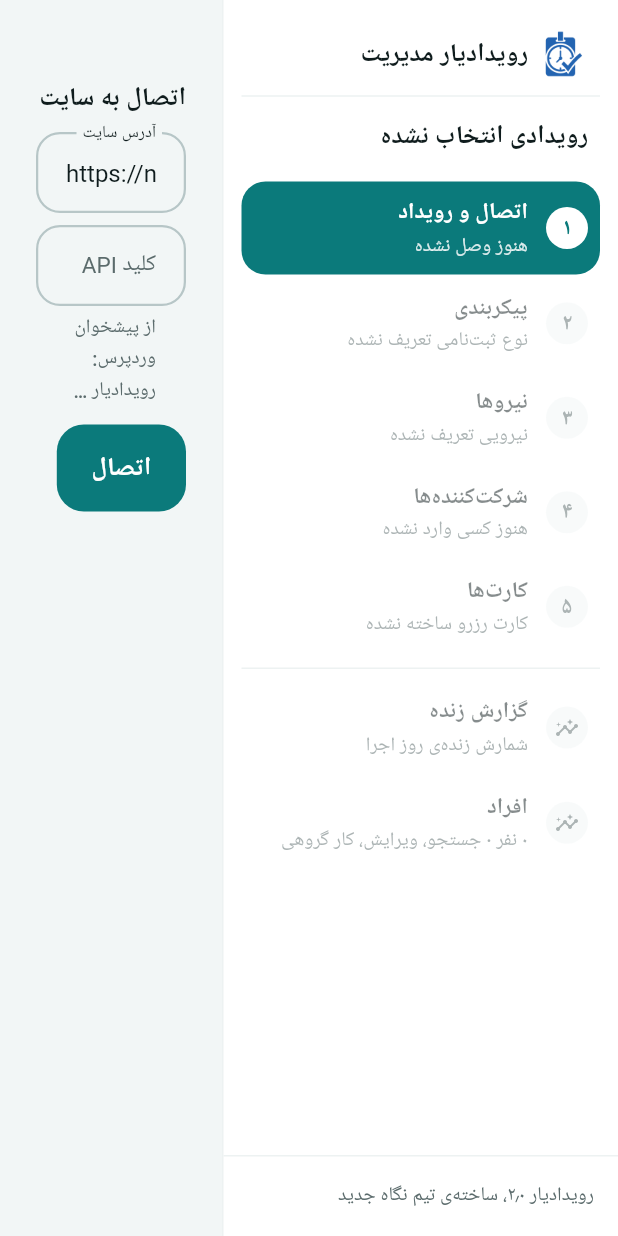
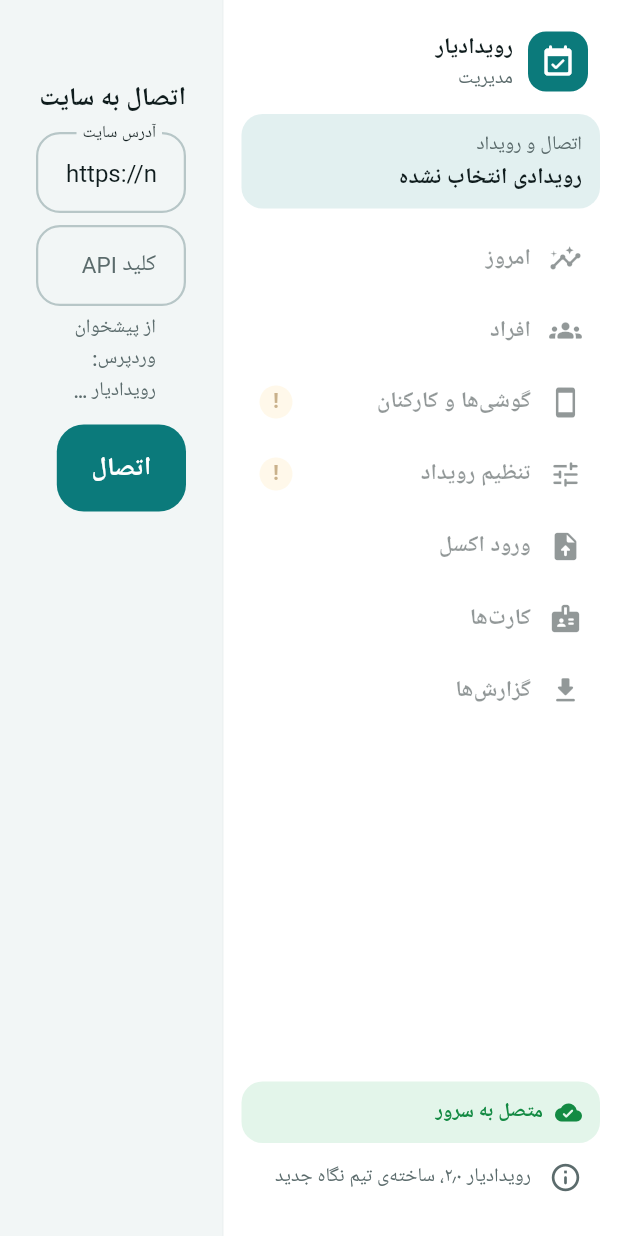
Before and after one commit to mostafaedalatpoor/conference-system, a Flutter app: the DeskShell screen opened directly, on a phone screen of 412 x 824 dp. Run offline on Flutter 3.47's test engine with Material 3 defaults, Android fonts, the phone set to English and light mode, and no system bars; our stand-ins replace file_picker, pdf; missing offline and left inert: excel, local_auth_platform_interface, mobile_scanner; Roboto replaces fonts that are missing (Vazirmatn).

Commit message:
Admin app on Windows: sidebar and page headings from the canvases
- Sidebar in canvas order (Today, People, Phones and staff, Event setup,
  Excel import, Cards, Reports), 46px rows, filled active row, active
  event box, connection status and about
- Opens on Today; Ctrl+1..7 follow the sidebar order
- Page titles as plain 28px headings with the event name above
- Stat tiles with the canvas radius and soft teal shadow

Co-Authored-By: Claude Opus 5.5 <noreply@anthropic.com>
Claude-Session: https://claude.ai/code/session_016PigtNNF3o5MAMJLGuWRHM

```diff
--- a/admin_app/lib/main.dart
+++ b/admin_app/lib/main.dart
@@ -201,13 +201,14 @@ class DeskShell extends StatefulWidget {
 }
 
 class _DeskShellState extends State<DeskShell> {
-  int _i = 0;
+  int _i = 5; // «امروز» اول، طبق بوم.
 
   void _go(AdminState s, int v) {
     if (s.event == null && v != 0) return;
     if (v == 4 && !s.settings.usesCards) return;
     // دسترسی محدود: فقط اتصال، امروز و افراد.
     if (s.limited && !const [0, 5, 6].contains(v)) return;
+    if (v == 7 && s.limited) return;
     setState(() => _i = v);
   }
 
@@ -219,101 +220,138 @@ class _DeskShellState extends State<DeskShell> {
     final theme = Theme.of(context);
     final steps = adminSteps(s);
     var i = needsEvent ? 0 : _i;
-    if (i == 4 && !s.settings.usesCards) i = 0;
+    if (i == 4 && !s.settings.usesCards) i = 5;
     if (s.limited && !needsEvent && !const [0, 5, 6].contains(i)) i = 5;
     final page = switch (i) {
-      5 => const ReportScreen(title: 'امروز'),
+      5 => const ReportScreen(title: 'امروز', autoRefresh: true),
       6 => s.limited ? const LimitedPeopleScreen() : const PeopleDeskScreen(),
+      2 => const StaffScreen(showDevices: true),
+      7 => const ReportScreen(title: 'گزارش‌ها'),
       _ => steps.firstWhere((e) => e.$1 == i).$4,
     };
 
-    Widget item(int k, String title, {int? number}) {
-      final (line, done, attention) = stepStatus(s, k);
-      final StepState st = needsEvent && k != 0
-          ? StepState.disabled
-          : k == i
-              ? StepState.current
-              : attention
-                  ? StepState.attention
-                  : done
-                      ? StepState.done
-                      : StepState.idle;
-      return _StepItem(
-        number: number,
+    // ترتیب و نام‌ها طبق بوم «نوار کناری» مدیریت ویندوز.
+    final nav = <(int, IconData, String)>[
+      (5, Icons.insights_rounded, 'امروز'),
+      (6, Icons.groups_rounded, 'افراد'),
+      if (!s.limited) ...[
+        (2, Icons.smartphone_rounded, 'گوشی‌ها و کارکنان'),
+        (1, Icons.tune_rounded, 'تنظیم رویداد'),
+        (3, Icons.upload_file_rounded, 'ورود اکسل'),
+        if (s.settings.usesCards) (4, Icons.badge_rounded, 'کارت‌ها'),
+        (7, Icons.download_rounded, 'گزارش‌ها'),
+      ],
+    ];
+
+    Widget item(int k, IconData icon, String title) {
+      final (line, _, attention) = k == 7 ? ('خروجی اکسل، CSV و PDF', false, false) : stepStatus(s, k);
+      return _NavItem(
+        icon: icon,
         title: title,
-        line: line,
-        state: st,
-        onTap: st == StepState.disabled ? null : () => _go(s, k),
+        tooltip: line,
+        current: k == i,
+        attention: attention && k != i,
+        onTap: needsEvent && k != 0 ? null : () => _go(s, k),
       );
     }
 
     return CallbackShortcuts(
       bindings: {
-        // Ctrl+1 تا Ctrl+5 مراحل، Ctrl+6 گزارش زنده، Ctrl+7 افراد.
-        for (var k = 0; k < 7; k++)
-          SingleActivator(LogicalKeyboardKey(0x00000000031 + k), control: true): () => _go(s, k),
+        // Ctrl+1 تا Ctrl+7 به ترتیب نوار کناری.
+        for (var n = 0; n < nav.length && n < 9; n++)
+          SingleActivator(LogicalKeyboardKey(0x00000000031 + n), control: true): () => _go(s, nav[n].$1),
       },
       child: Focus(
         autofocus: true,
         child: Scaffold(
           body: Row(
             children: [
-              // SideNav: فهرست مراحل، ۲۶۴px سمت راست (ابتدای RTL)، ردیف فعال پر از brand.
+              // SideNav: ۲۶۴px سمت راست (ابتدای RTL)، ردیف ۴۶px، فعال پر از brand.
               Container(
                 width: FirouzehSize.sideNav,
                 decoration: BoxDecoration(
                   color: x.surface,
                   border: BorderDirectional(end: BorderSide(color: x.line)),
                 ),
-                child: Column(children: [
-                  Expanded(
-                    child: ListView(
-                      padding: const EdgeInsets.all(FirouzehSize.space3),
-                      children: [
+                padding: const EdgeInsets.symmetric(horizontal: FirouzehSize.space3, vertical: FirouzehSize.space4),
+                child: Column(crossAxisAlignment: CrossAxisAlignment.stretch, children: [
                   Padding(
-                          padding: const EdgeInsets.fromLTRB(
-                              FirouzehSize.space2, FirouzehSize.space2, FirouzehSize.space2, 0),
+                    padding: const EdgeInsets.fromLTRB(8, 4, 8, 14),
                     child: Row(children: [
-                            Image.asset('assets/brand/logo.png',
-                                width: 32, height: 32, semanticLabel: 'لوگوی رویدادیار'),
-                            const SizedBox(width: FirouzehSize.space2),
-                            Text(appName, style: theme.textTheme.titleMedium),
+                      Container(
+                        width: 40,
+                        height: 40,
+                        decoration: BoxDecoration(color: x.action, borderRadius: BorderRadius.circular(FirouzehSize.radiusSm)),
+                        child: Icon(Icons.event_available_rounded, color: x.onAction, size: 24),
+                      ),
+                      const SizedBox(width: 10),
+                      Column(crossAxisAlignment: CrossAxisAlignment.start, children: [
+                        Text(productName, style: theme.textTheme.titleSmall?.copyWith(fontWeight: FontWeight.w800)),
+                        Text('مدیریت', style: theme.textTheme.labelSmall?.copyWith(color: x.inkMuted)),
+                      ]),
                     ]),
                   ),
-                        Divider(color: x.line, height: FirouzehSize.space5),
-                        Padding(
-                          padding: const EdgeInsets.fromLTRB(
-                              FirouzehSize.space2, 0, FirouzehSize.space2, FirouzehSize.space4),
+                  InkWell(
+                    borderRadius: BorderRadius.circular(14),
+                    onTap: () => _go(s, 0),
+                    child: Container(
+                      margin: const EdgeInsets.only(bottom: 10),
+                      padding: const EdgeInsets.symmetric(horizontal: 12, vertical: 10),
+                      decoration: BoxDecoration(
+                        color: i == 0 ? x.stampSoft : x.sunken,
+                        borderRadius: BorderRadius.circular(14),
+                      ),
                       child: Column(crossAxisAlignment: CrossAxisAlignment.start, children: [
+                        Text(needsEvent ? 'اتصال و رویداد' : 'رویداد فعال', style: theme.textTheme.labelSmall?.copyWith(color: x.inkMuted)),
                         Text(s.event?.name ?? 'رویدادی انتخاب نشده',
-                                style: theme.textTheme.titleMedium, maxLines: 2, overflow: TextOverflow.ellipsis),
+                            maxLines: 2,
+                            overflow: TextOverflow.ellipsis,
+                            style: theme.textTheme.bodyMedium?.copyWith(fontWeight: FontWeight.w800, height: 20 / 14)),
                         if (s.event != null)
-                              Text(s.event!.code,
-                                  textDirection: TextDirection.ltr,
-                                  style: theme.textTheme.bodySmall?.copyWith(color: x.inkMuted)),
+                          Text('${s.event!.code}${s.event!.archived ? ' · بایگانی' : ''} · تغییر رویداد',
+                              style: theme.textTheme.labelSmall?.copyWith(color: x.stamp)),
                       ]),
                     ),
-                        if (s.limited)
-                          item(0, 'اتصال و رویداد')
-                        else
-                          for (var n = 0; n < steps.length; n++) item(steps[n].$1, steps[n].$2, number: n + 1),
-                        const SizedBox(height: FirouzehSize.space2),
-                        Divider(color: x.line),
-                        const SizedBox(height: FirouzehSize.space2),
-                        item(5, s.limited ? 'امروز' : 'گزارش زنده'),
-                        item(6, 'افراد'),
-                      ],
+                  ),
+                  Expanded(
+                    child: ListView(padding: EdgeInsets.zero, children: [
+                      for (final n in nav) item(n.$1, n.$2, n.$3),
+                    ]),
+                  ),
+                  // وضعیت همگام‌سازی و «درباره».
+                  Container(
+                    padding: const EdgeInsets.symmetric(horizontal: 12, vertical: 10),
+                    decoration: BoxDecoration(
+                      color: s.messageIsError ? x.waitSoft : x.goSoft,
+                      borderRadius: BorderRadius.circular(14),
+                    ),
+                    child: Row(children: [
+                      Icon(s.messageIsError ? Icons.cloud_off_rounded : Icons.cloud_done_rounded,
+                          size: 18, color: s.messageIsError ? x.wait : x.go),
+                      const SizedBox(width: 8),
+                      Expanded(
+                        child: Text(
+                          s.busy ? 'در حال به‌روزرسانی…' : (s.messageIsError ? 'به سرور نرسیدیم' : 'متصل به سرور'),
+                          style: theme.textTheme.labelMedium?.copyWith(
+                              color: s.messageIsError ? x.wait : x.go, fontWeight: FontWeight.w700),
                         ),
                       ),
-                  // MakerCredit: پایین ناوبری، کوچک‌ترین متن.
+                    ]),
+                  ),
                   InkWell(
+                    borderRadius: BorderRadius.circular(14),
                     onTap: () => showAboutRoydadyar(context),
                     child: Container(
-                      width: double.infinity,
-                      padding: const EdgeInsets.all(FirouzehSize.space4),
-                      decoration: BoxDecoration(border: Border(top: BorderSide(color: x.line))),
+                      height: 46,
+                      padding: const EdgeInsets.symmetric(horizontal: 12),
+                      child: Row(children: [
+                        Icon(Icons.info_outline_rounded, size: 22, color: x.inkMuted),
+                        const SizedBox(width: 12),
+                        Expanded(
                           child: Text('$productName ${faDigits(appVersion.split('.').take(2).join('٫'))}، $makerShort',
                               style: theme.textTheme.bodySmall?.copyWith(color: x.inkMuted)),
+                        ),
+                      ]),
                     ),
                   ),
                 ]),
@@ -590,6 +628,73 @@ class _AppLockState extends State<AppLock> with WidgetsBindingObserver {
   }
 }
 
+/// ردیف نوار کناری ویندوز (بوم «نوار کناری»): ۴۶px، گوشه‌ی ۱۴، فعال پر از brand.
+class _NavItem extends StatelessWidget {
+  final IconData icon;
+  final String title;
+  final String tooltip;
+  final bool current;
+  final bool attention;
+  final VoidCallback? onTap;
+  const _NavItem({
+    required this.icon,
+    required this.title,
+    required this.tooltip,
+    required this.current,
+    required this.attention,
+    this.onTap,
+  });
+
+  @override
+  Widget build(BuildContext context) {
+    final x = FirouzehColors.of(context);
+    final theme = Theme.of(context);
+    final fg = current ? x.onAction : x.ink;
+    return Padding(
+      padding: const EdgeInsets.only(bottom: 2),
+      child: Tooltip(
+        message: tooltip,
+        waitDuration: const Duration(milliseconds: 600),
+        child: Material(
+          color: current ? x.action : Colors.transparent,
+          borderRadius: BorderRadius.circular(14),
+          child: InkWell(
+            borderRadius: BorderRadius.circular(14),
+            onTap: onTap,
+            child: Opacity(
+              opacity: onTap == null ? .45 : 1,
+              child: SizedBox(
+                height: 46,
+                child: Padding(
+                  padding: const EdgeInsets.symmetric(horizontal: 12),
+                  child: Row(children: [
+                    Icon(icon, size: 22, color: fg),
+                    const SizedBox(width: 12),
+                    Expanded(
+                      child: Text(title,
+                          style: theme.textTheme.bodyMedium
+                              ?.copyWith(color: fg, fontWeight: current ? FontWeight.w800 : FontWeight.w600)),
+                    ),
+                    if (attention)
+                      Container(
+                        constraints: const BoxConstraints(minWidth: 22),
+                        height: 22,
+                        alignment: Alignment.center,
+                        padding: const EdgeInsets.symmetric(horizontal: 6),
+                        decoration: BoxDecoration(color: x.waitSoft, borderRadius: BorderRadius.circular(11)),
+                        child: Text('!', style: theme.textTheme.labelMedium?.copyWith(color: x.wait, fontWeight: FontWeight.w800)),
+                      ),
+                  ]),
+                ),
+              ),
+            ),
+          ),
+        ),
+      ),
+    );
+  }
+}
+
 class _StepItem extends StatelessWidget {
   final int? number;
   final String title;
@@ -680,7 +785,16 @@ class PageBody extends StatelessWidget {
               if (title != null && MediaQuery.sizeOf(context).width >= 1024)
                 Padding(
                   padding: const EdgeInsets.only(bottom: FirouzehSize.space4),
-                  child: CurvedHeader(title: title!, subtitle: StateScope.of(context).event?.name),
+                  child: Column(crossAxisAlignment: CrossAxisAlignment.start, children: [
+                    if (StateScope.of(context).event != null)
+                      Text(StateScope.of(context).event!.name,
+                          style: Theme.of(context).textTheme.bodySmall?.copyWith(color: FirouzehColors.of(context).inkMuted)),
+                    Text(title!,
+                        style: Theme.of(context)
+                            .textTheme
+                            .titleLarge
+                            ?.copyWith(fontSize: 28, height: 38 / 28, fontWeight: FontWeight.w800)),
+                  ]),
                 ),
               ...children,
             ],
--- a/admin_app/lib/screens/people_desk.dart
+++ b/admin_app/lib/screens/people_desk.dart
@@ -135,9 +135,13 @@ class _PeopleDeskScreenState extends State<PeopleDeskScreen> {
 
     final table = Column(crossAxisAlignment: CrossAxisAlignment.stretch, children: [
       Row(children: [
+        // عنوان صفحه طبق بوم «افراد» ویندوز: خط کوچک بالای عنوان ۲۸px.
         Expanded(
-          child: Text('${faDigits(count(PeopleFilter.all))} نفر · ${faDigits(arrived)} پذیرش‌شده',
-              style: theme.textTheme.bodyMedium?.copyWith(color: x.inkMuted)),
+          child: Column(crossAxisAlignment: CrossAxisAlignment.start, children: [
+            Text('${faDigits(count(PeopleFilter.all))} نفر · ${faDigits(arrived)} پذیرش‌شده',
+                style: theme.textTheme.bodySmall?.copyWith(color: x.inkMuted)),
+            Text('افراد', style: theme.textTheme.titleLarge?.copyWith(fontSize: 28, height: 38 / 28, fontWeight: FontWeight.w800)),
+          ]),
         ),
         IconButton(tooltip: 'به‌روزرسانی', onPressed: _loading ? null : _load, icon: const Icon(Icons.refresh_rounded)),
         FilledButton.icon(
--- a/admin_app/lib/screens/report.dart
+++ b/admin_app/lib/screens/report.dart
@@ -242,9 +242,10 @@ class StatTile extends StatelessWidget {
       width: width,
       padding: const EdgeInsets.all(FirouzehSize.space4),
       decoration: BoxDecoration(
+        // کاشی آمار بوم «امروز»: سفید، گوشه‌ی ۲۰، سایه‌ی نرم فیروزه‌ای.
         color: attention ? x.waitSoft : x.surface,
-        border: Border.all(color: attention ? x.waitSoft : x.line),
-        borderRadius: BorderRadius.circular(FirouzehSize.radiusMd),
+        borderRadius: BorderRadius.circular(FirouzehSize.radiusLg),
+        boxShadow: const [BoxShadow(offset: Offset(0, 6), blurRadius: 20, color: Color(0x1A0B7A7B))],
       ),
       child: Column(crossAxisAlignment: CrossAxisAlignment.start, children: [
         Row(children: [
```
Lines whose indentation alone changed are shown as unchanged.
